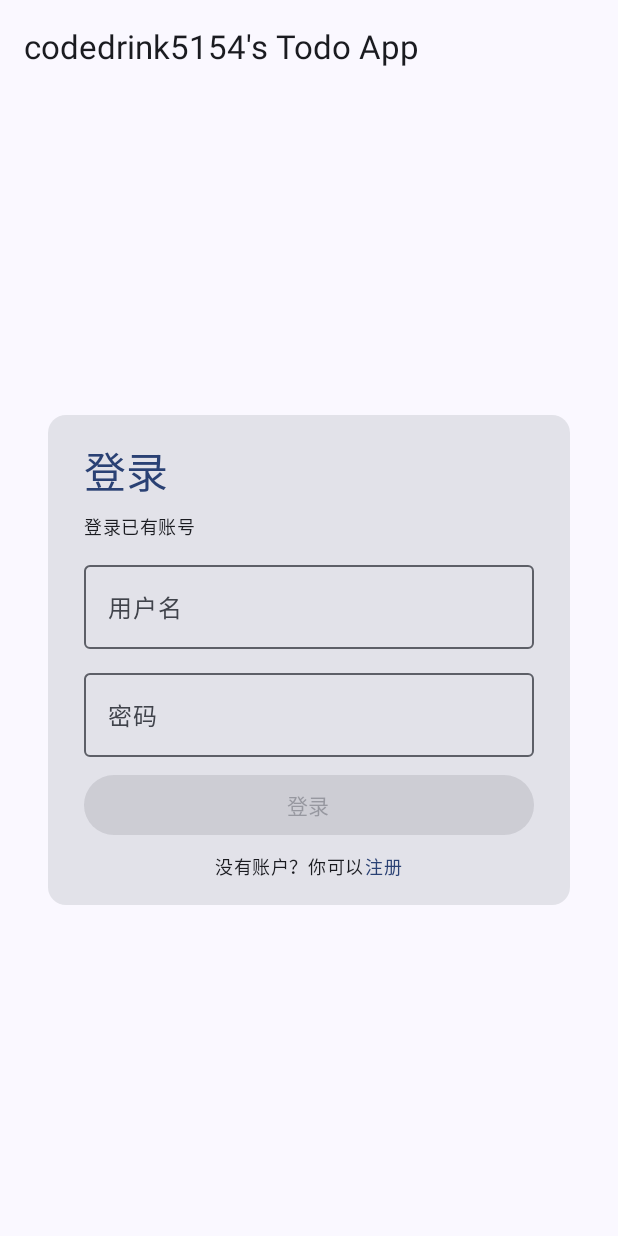
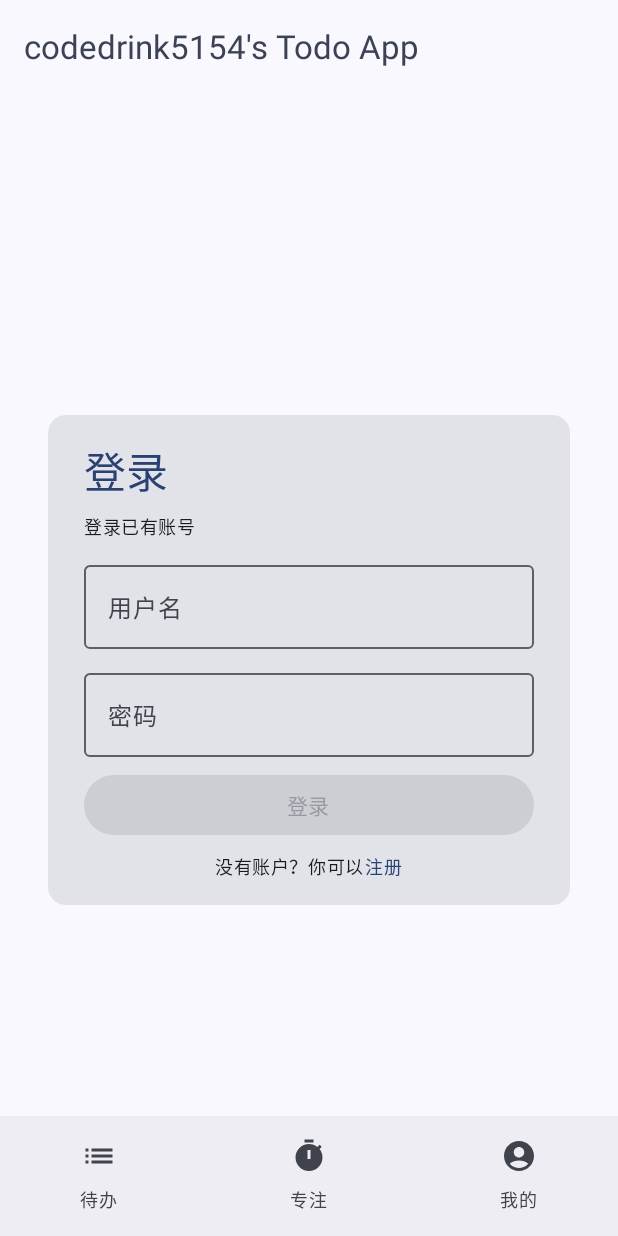
Before and after one commit to codedrink5154/todoapp, an Android app built with Jetpack Compose: the screen it shows after launch (MainActivity), on a phone screen of 412 x 824 dp. Run offline under Robolectric (Android 15) with nearby library versions, the phone set to English and light mode, and no system bars; our stand-ins replace Navigation 3; libraries missing offline, so code that uses them is left out: androidx.navigationevent.compose.

Commit message:
feat: 完善底部导航栏并接入认证逻辑
- 新增 User 数据模型和 NavControl 全局返回栈管理
- 底部导航栏添加待办、专注、我的三个标签页
- 将登录/注册逻辑迁移至 AuthViewModel
- 为 TodoList 和 User 页面添加内边距与占位内容

```diff
--- a/app/build.gradle.kts
+++ b/app/build.gradle.kts
@@ -47,6 +47,7 @@ dependencies {
     implementation(libs.androidx.core.ktx)
     implementation(libs.androidx.lifecycle.runtime.ktx)
     implementation("androidx.lifecycle:lifecycle-viewmodel-compose:2.10.0")
+    implementation(libs.compose.material.icons)
     testImplementation(libs.junit)
     androidTestImplementation(platform(libs.androidx.compose.bom))
     androidTestImplementation(libs.androidx.compose.ui.test.junit4)
--- a/app/src/main/java/io/github/codedrink5154/todoapp/navigation/BottomNavBar.kt
+++ b/app/src/main/java/io/github/codedrink5154/todoapp/navigation/BottomNavBar.kt
@@ -5,9 +5,34 @@ import androidx.compose.material3.NavigationBarItem
 import androidx.compose.material3.Text
 import androidx.compose.runtime.Composable
 import androidx.navigation3.runtime.NavKey
+import androidx.compose.material3.Icon
+import androidx.compose.material.icons.Icons
+import androidx.compose.material.icons.automirrored.filled.List
+import androidx.compose.material.icons.filled.List
+import androidx.compose.material.icons.filled.AccountCircle
+import androidx.compose.material.icons.filled.Timer
+
 
 @Composable
 fun BottomNavBar(currentTab: NavKey) {
     NavigationBar {
+        NavigationBarItem(
+            selected = currentTab == TodoList,
+            onClick = { BackStack.switchTab(TodoList) },
+            label = { Text("待办") },
+            icon = { Icon(Icons.AutoMirrored.Filled.List, contentDescription = "待办") }
+        )
+        NavigationBarItem(
+            selected = currentTab == Focus,
+            onClick = { BackStack.switchTab(Focus) },
+            label = { Text("专注") },
+            icon = { Icon(Icons.Default.Timer, contentDescription = "专注") }
+        )
+        NavigationBarItem(
+            selected = currentTab == User,
+            onClick = { BackStack.switchTab(User) },
+            label = { Text("我的") },
+            icon = { Icon(Icons.Default.AccountCircle, contentDescription = "我的") }
+        )
     }
 }
--- /dev/null
+++ b/app/src/main/java/io/github/codedrink5154/todoapp/navigation/NavControl.kt
@@ -0,0 +1,25 @@
+package io.github.codedrink5154.todoapp.navigation
+
+import androidx.navigation3.runtime.NavBackStack
+import androidx.navigation3.runtime.NavKey
+
+object BackStack {
+
+    var stack = NavBackStack<NavKey>()
+
+    fun getCurrent(): NavKey? = stack.lastOrNull()
+
+    fun goBack() {
+        if (stack.isNotEmpty()) {
+            stack.removeLast()
+        }
+    }
+
+    fun switchTab(key: NavKey) {
+        if (stack.isEmpty()) {
+            stack.add(key)
+        } else {
+            stack[stack.lastIndex] = key
+        }
+    }
+}
--- a/app/src/main/java/io/github/codedrink5154/todoapp/ui/screen/MainScreen.kt
+++ b/app/src/main/java/io/github/codedrink5154/todoapp/ui/screen/MainScreen.kt
@@ -1,6 +1,7 @@
 package io.github.codedrink5154.todoapp.ui.screen
 
 import androidx.compose.material3.ExperimentalMaterial3Api
+import androidx.compose.material3.MaterialTheme
 import androidx.compose.material3.NavigationBar
 import androidx.compose.material3.Scaffold
 import androidx.compose.material3.TopAppBar
@@ -18,36 +19,41 @@ import io.github.codedrink5154.todoapp.navigation.User
 import io.github.codedrink5154.todoapp.ui.theme.TodoAppTheme
 import io.github.codedrink5154.todoapp.ui.screen.AuthScreen
 import io.github.codedrink5154.todoapp.ui.screen.FocusScreen
+import io.github.codedrink5154.todoapp.navigation.BackStack
 import kotlin.experimental.ExperimentalNativeApi
 
 @ExperimentalMaterial3Api
 @Composable
 fun MainScreen(user: String?) {
-
     // 若user为null，说明没有保存登录状态，进入登录界面
     // 反之，则直接进入主界面
-    val backStack = if (user == null) rememberNavBackStack(Auth) else rememberNavBackStack(TodoList)
+    BackStack.stack = rememberNavBackStack(if (user == null) Auth else TodoList)
 
     Scaffold(
         topBar = {
             TopAppBar(
-                title = { Text("codedrink5154's Todo App") }
+                title = {
+                    Text(
+                        text = "codedrink5154's Todo App",
+                        style = MaterialTheme.typography.titleLarge,
+                        color = MaterialTheme.colorScheme.secondary,
+                    )
+                }
             )
         },
         bottomBar = {
-            if (user != null) {
-                BottomNavBar(backStack.lastOrNull() ?: TodoList)
-            }
+            BottomNavBar(BackStack.getCurrent() ?: TodoList)
         }
-    ) {
+    ) { innerPadding ->
         NavDisplay(
-            backStack = backStack,
-            onBack = { backStack.removeLastOrNull() },
+            backStack = BackStack.stack,
+            onBack = { BackStack.goBack() },
             entryProvider = entryProvider {
                 entry<Auth> { AuthScreen() }
-                entry<TodoList> { TodoListScreen() }
+                entry<TodoList> { TodoListScreen(innerPadding) }
                 entry<Focus> { FocusScreen() }
-            }
+                entry<User> { UserScreen(innerPadding) }
+            },
         )
     }
 }
--- a/gradle/libs.versions.toml
+++ b/gradle/libs.versions.toml
@@ -27,6 +27,7 @@ androidx-compose-ui-test-junit4 = { group = "androidx.compose.ui", name = "ui-te
 androidx-compose-material3 = { group = "androidx.compose.material3", name = "material3" }
 androidx-navigation3-runtime = { group = "androidx.navigation3", name = "navigation3-runtime", version.ref = "navigation3" }
 androidx-navigation3-ui = { group = "androidx.navigation3", name = "navigation3-ui", version.ref = "navigation3" }
+compose-material-icons = { group = "androidx.compose.material", name = "material-icons-extended" }
 
 [plugins]
 android-application = { id = "com.android.application", version.ref = "agp" }
```
Also changed, not shown: app/src/main/java/io/github/codedrink5154/todoapp/data/User.kt (added, +9 -0 lines), app/src/main/java/io/github/codedrink5154/todoapp/ui/screen/AuthScreen.kt (+5 -45 lines), app/src/main/java/io/github/codedrink5154/todoapp/ui/screen/TodoListScreen.kt (+13 -2 lines), app/src/main/java/io/github/codedrink5154/todoapp/ui/screen/UserScreen.kt (+34 -1 lines), app/src/main/java/io/github/codedrink5154/todoapp/viewmodel/AuthViewModel.kt (+11 -0 lines).
